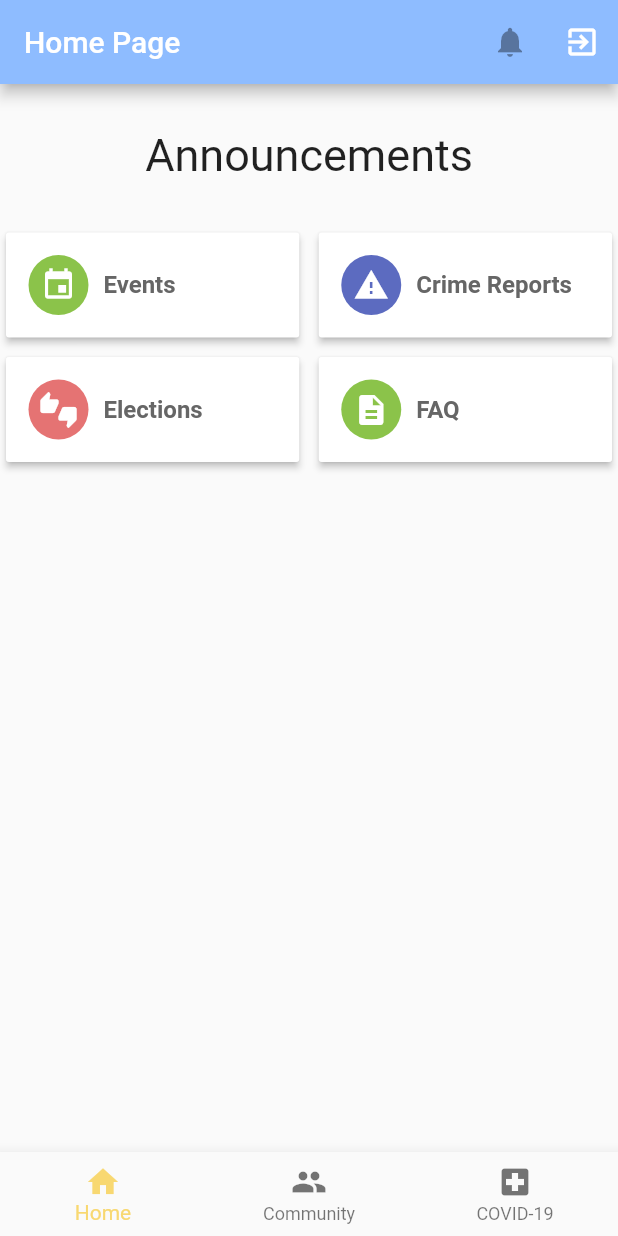
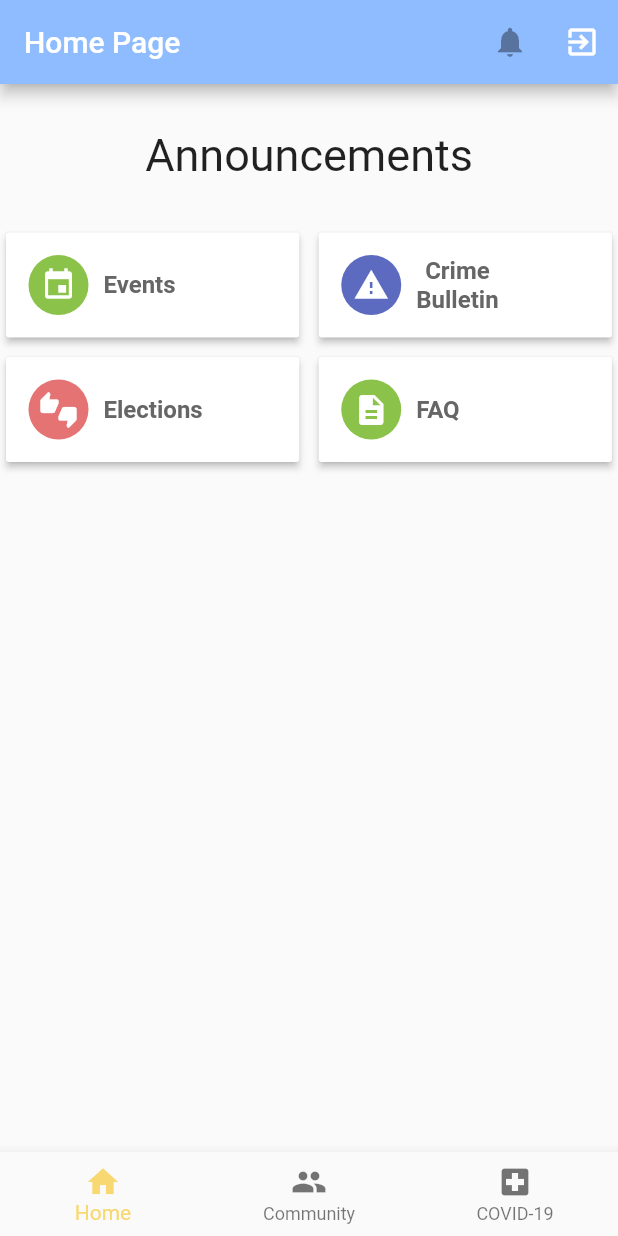
Before and after one commit to saanvib/my_city, a Flutter app: the screen it shows after launch, on a phone screen of 412 x 824 dp. Run offline on Flutter 3.47's test engine with Material 2 defaults, Android fonts, the phone set to English and light mode, and no system bars; our stand-ins replace cloud_firestore, firebase_auth, firebase_messaging, google_sign_in; accounts and stored records are empty.

Commit message:
removed debug banner, minor text changes.

```diff
--- a/lib/home_page.dart
+++ b/lib/home_page.dart
@@ -527,12 +527,23 @@ class HomePageTilesState extends State<HomePageTiles> {
                           ),
                         ),
                         Container(width: 10),
-                        Text(
-                          "Crime Reports",
-                          style: MyText.subhead(context).copyWith(
-                              color: MyColors.grey_60,
-                              fontWeight: FontWeight.bold),
-                          textAlign: TextAlign.center,
+                        Column(
+                          children: <Widget>[
+                            Text(
+                              "Crime",
+                              style: MyText.subhead(context).copyWith(
+                                  color: MyColors.grey_60,
+                                  fontWeight: FontWeight.bold),
+                              textAlign: TextAlign.center,
+                            ),
+                            Text(
+                              "Bulletin",
+                              style: MyText.subhead(context).copyWith(
+                                  color: MyColors.grey_60,
+                                  fontWeight: FontWeight.bold),
+                              textAlign: TextAlign.center,
+                            ),
+                          ],
                         ),
                       ],
                     ),
--- a/lib/main.dart
+++ b/lib/main.dart
@@ -12,6 +12,7 @@ class MyApp extends StatelessWidget {
   @override
   Widget build(BuildContext context) {
     return MaterialApp(
+      debugShowCheckedModeBanner: false,
       title: 'My City',
       home: FirebaseAuth.instance.currentUser() != null
           ? HomePage(0)
--- a/lib/welcome_cards.dart
+++ b/lib/welcome_cards.dart
@@ -168,8 +168,8 @@ class Wizard {
 
   static const List<String> wizard_title = [
     "Updates from City",
-    "Connect and Assist Seniors",
-    "Community Event Updates",
+    "Senior Connections",
+    "Community Events",
     "Local COVID-19 Info"
   ];
   static const List<String> wizard_brief = [
```
Also changed, not shown: 2 other files.
